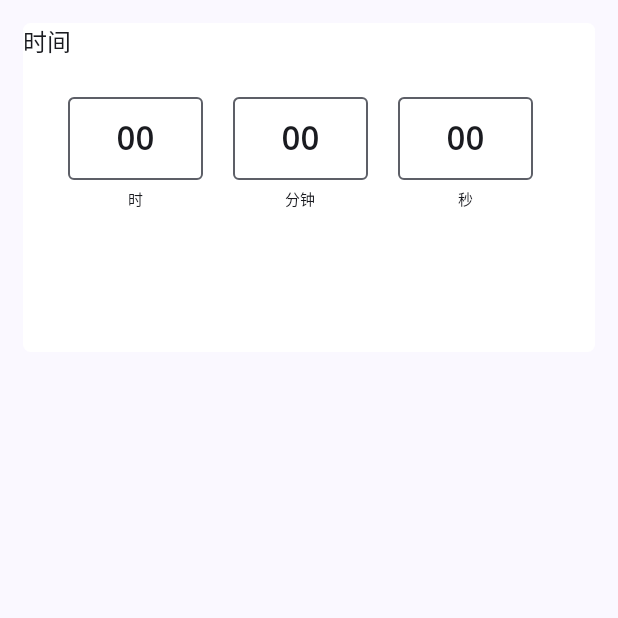
After one commit to suisbuds/Meditation, an Android app built with Jetpack Compose: the composable TimeSetting shown on its own in the app's theme, on a phone screen of 412 x 824 dp, the top half of it. The commit adds this screen. Run offline under Robolectric (Android 15) with nearby library versions, the phone set to English and light mode, and no system bars; 8 statements that could not run were skipped.

Commit message:
finish drawing time setting field

```diff
--- a/app/src/main/java/com/example/mediation/ui/component/MusicList.kt
+++ b/app/src/main/java/com/example/mediation/ui/component/MusicList.kt
@@ -3,6 +3,7 @@ package com.example.mediation.ui.component
 import androidx.compose.foundation.layout.Arrangement
 import androidx.compose.foundation.layout.Row
 import androidx.compose.foundation.layout.Spacer
+import androidx.compose.foundation.layout.fillMaxHeight
 import androidx.compose.foundation.layout.fillMaxWidth
 import androidx.compose.foundation.layout.height
 import androidx.compose.foundation.layout.padding
@@ -14,11 +15,13 @@ import androidx.compose.foundation.shape.RoundedCornerShape
 import androidx.compose.material.icons.Icons
 import androidx.compose.material.icons.filled.KeyboardArrowRight
 import androidx.compose.material.icons.filled.MoreVert
+import androidx.compose.material3.Divider
 import androidx.compose.material3.Icon
 import androidx.compose.material3.MaterialTheme
 import androidx.compose.material3.Surface
 import androidx.compose.material3.Text
 import androidx.compose.runtime.Composable
+import androidx.compose.ui.BiasAlignment
 import androidx.compose.ui.Modifier
 import androidx.compose.ui.graphics.Color
 import androidx.compose.ui.tooling.preview.Preview
--- /dev/null
+++ b/app/src/main/java/com/example/mediation/ui/component/TimeSetting.kt
@@ -0,0 +1,156 @@
+package com.example.mediation.ui.component
+
+import androidx.compose.foundation.layout.Column
+import androidx.compose.foundation.layout.Row
+import androidx.compose.foundation.layout.Spacer
+import androidx.compose.foundation.layout.fillMaxWidth
+import androidx.compose.foundation.layout.height
+import androidx.compose.foundation.layout.padding
+import androidx.compose.foundation.layout.width
+import androidx.compose.foundation.shape.RoundedCornerShape
+import androidx.compose.foundation.text.KeyboardOptions
+import androidx.compose.material3.MaterialTheme
+import androidx.compose.material3.OutlinedTextField
+import androidx.compose.material3.OutlinedTextFieldDefaults
+import androidx.compose.material3.Surface
+import androidx.compose.material3.Text
+import androidx.compose.runtime.Composable
+import androidx.compose.ui.Modifier
+import androidx.compose.ui.graphics.Color
+import androidx.compose.ui.text.TextStyle
+import androidx.compose.ui.text.font.FontFamily
+import androidx.compose.ui.text.font.FontWeight
+import androidx.compose.ui.text.input.KeyboardType
+import androidx.compose.ui.text.style.TextAlign
+import androidx.compose.ui.tooling.preview.Preview
+import androidx.compose.ui.unit.dp
+import androidx.compose.ui.unit.sp
+import com.example.mediation.ui.theme.MediationTheme
+import com.example.mediation.ui.theme.icon_dark_color
+import com.example.mediation.ui.theme.md_theme_light_brown
+
+@Composable
+fun TimeSetting(
+    modifier: Modifier = Modifier,
+    onHourChange: (String) -> Unit,
+    onMinuteChange: (String) -> Unit,
+    onSecondChange: (String) -> Unit
+) {
+    Surface(
+        color = Color.White,
+        modifier = modifier
+            .height(250.dp)
+            .padding(15.dp),
+        shape = RoundedCornerShape(5.dp)
+    ) {
+        Column {
+            TimeSettingHeader(modifier = modifier)
+            Spacer(modifier = modifier.height(25.dp))
+            TimeSettingField(
+                onHourChange = onHourChange,
+                onMinuteChange = onMinuteChange,
+                onSecondChange = onSecondChange
+            )
+        }
+    }
+}
+
+@Composable
+fun TimeSettingHeader(modifier: Modifier = Modifier) {
+    Row(modifier = modifier.fillMaxWidth()) {
+        Text(
+            text = "时间",
+            color = icon_dark_color,
+            style = MaterialTheme.typography.bodyLarge
+        )
+    }
+}
+
+@Composable
+fun TimeSettingField(
+    modifier: Modifier = Modifier,
+    onHourChange: (String) -> Unit,
+    onMinuteChange: (String) -> Unit,
+    onSecondChange: (String) -> Unit
+) {
+    Row(modifier = modifier.fillMaxWidth()) {
+        Spacer(modifier = modifier.width(30.dp))
+        TimeSettingCard(
+            title = "时",
+            currentNumber = "00",
+            onValueChange = onHourChange
+        )
+        Spacer(modifier = modifier.width(20.dp))
+        TimeSettingCard(
+            title = "分钟",
+            currentNumber = "00",
+            onValueChange = onMinuteChange
+        )
+        Spacer(modifier = modifier.width(20.dp))
+        TimeSettingCard(
+            title = "秒",
+            currentNumber = "00",
+            onValueChange = onSecondChange
+        )
+    }
+}
+
+@Composable
+fun TimeSettingCard(
+    modifier: Modifier = Modifier,
+    title: String,
+    currentNumber: String,
+    onValueChange: (String) -> Unit
+) {
+    Column(
+        modifier = modifier
+            .height(85.dp)
+            .width(90.dp)
+    ) {
+        OutlinedTextField(
+            value = currentNumber,
+            onValueChange = onValueChange,
+            singleLine = true,
+            textStyle = TextStyle(
+                fontFamily = FontFamily.Monospace,
+                color = icon_dark_color,
+                textAlign = TextAlign.Center,
+                fontSize = 21.sp,
+                fontWeight = FontWeight.Bold
+            ),
+            keyboardOptions = KeyboardOptions(keyboardType = KeyboardType.Number),
+            modifier = modifier
+                .height(55.dp)
+                .width(160.dp),
+            colors = OutlinedTextFieldDefaults.colors(
+                focusedBorderColor = icon_dark_color,
+                unfocusedBorderColor = icon_dark_color
+            )
+        )
+        Spacer(modifier = modifier.height(5.dp))
+        Text(
+            text = title,
+            color = icon_dark_color,
+            modifier = modifier.fillMaxWidth(),
+            style = TextStyle(
+                textAlign = TextAlign.Center,
+                fontWeight = FontWeight.W300,
+                fontSize = 10.sp,
+                fontFamily = FontFamily.Monospace
+            )
+        )
+    }
+}
+
+@Preview
+@Composable
+fun TimeSettingPreview() {
+    MediationTheme {
+        Surface {
+            TimeSetting(
+                onHourChange = { _ -> },
+                onMinuteChange = { _ -> },
+                onSecondChange = { _ -> })
+        }
+    }
+}
```
